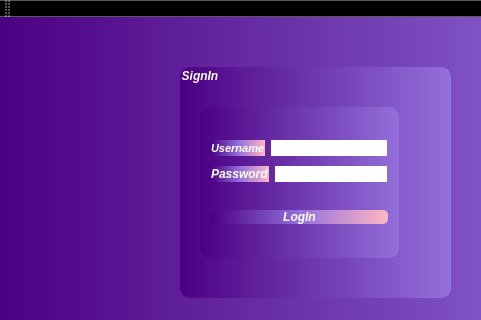
andreeamacsim/ProjectModernCpp, file ProjectC++/GraphicInterface/LoginInterface.ui: the form before one commit; both pictures show x 0 to 481 and y 0 to 320 of the 657 by 417 pixel window.
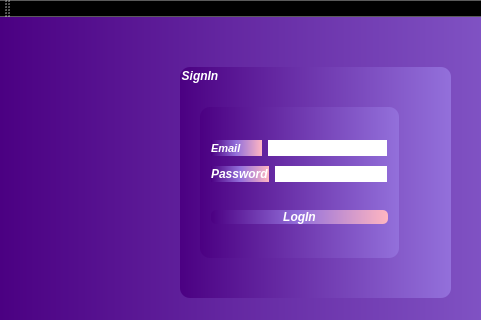
The form after the commit.

Commit message: We have created the implementation of the methods that will check the password and the email entered by the user

Diff of the .ui file:
```diff
--- a/ProjectC++/GraphicInterface/LoginInterface.ui
+++ b/ProjectC++/GraphicInterface/LoginInterface.ui
@@ -82,7 +82,7 @@
 </string>
             </property>
             <property name="text">
-             <string>Username</string>
+             <string>Email       </string>
             </property>
            </widget>
           </item>
```
The commit also changes 2 other files.
